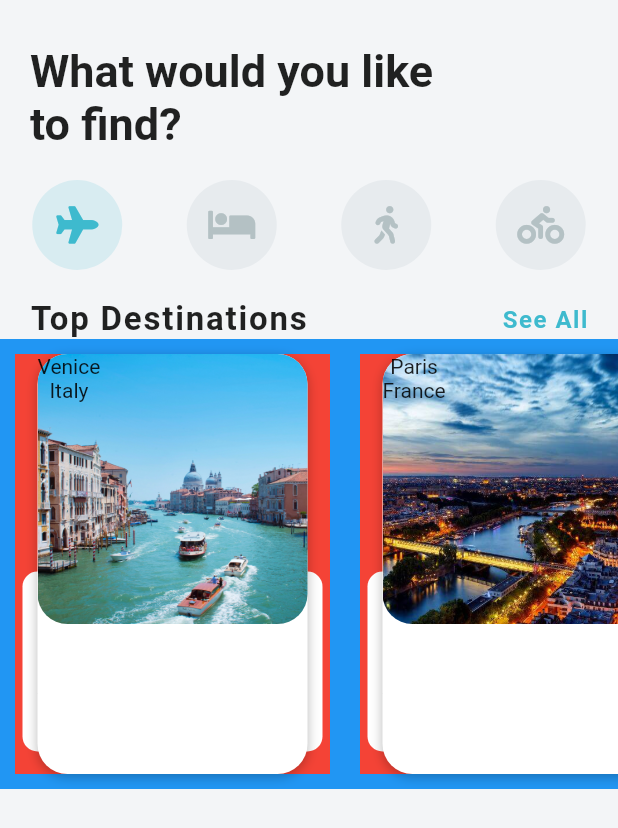
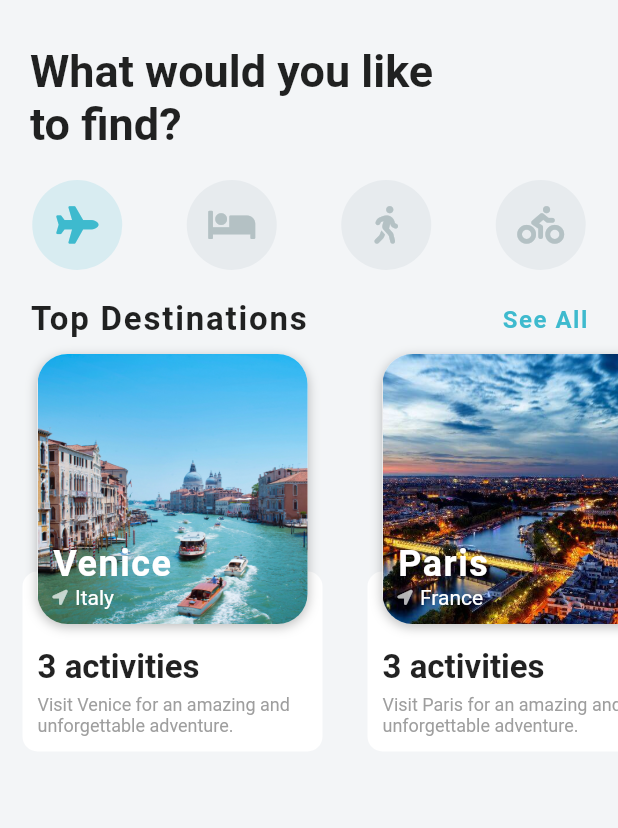
Before and after one commit to gramme01/Travel-UI, a Flutter app: the screen it shows after launch, on a phone screen of 412 x 824 dp. Shown: the top 828 px of the screen. Run offline on Flutter 3.47's test engine with Material 2 defaults, Android fonts, the phone set to English and light mode, and no system bars; our stand-ins replace font_awesome_flutter.

Commit message:
Top destination

```diff
--- a/lib/widgets/destination_carousel.dart
+++ b/lib/widgets/destination_carousel.dart
@@ -1,4 +1,5 @@
 import 'package:flutter/material.dart';
+import 'package:font_awesome_flutter/font_awesome_flutter.dart';
 
 import '../models/destination_model.dart';
 
@@ -37,14 +38,12 @@ class DestinationCarousel extends StatelessWidget {
         ),
         Container(
           height: 300.0,
-          color: Colors.blue,
           child: ListView.builder(
             scrollDirection: Axis.horizontal,
             itemCount: destinations.length,
             itemBuilder: (BuildContext context, int index) {
               Destination destination = destinations[index];
               return Container(
-                  color: Colors.red,
                   margin: EdgeInsets.all(10.0),
                   width: 210.0,
                   child: Stack(
@@ -70,12 +69,17 @@ class DestinationCarousel extends StatelessWidget {
                                   style: TextStyle(
                                     fontSize: 22.0,
                                     fontWeight: FontWeight.w600,
-                                    letterSpacing: 1.2,
                                   ),
+                                ),
+                                SizedBox(
+                                  height: 5.0,
                                 ),
                                 Text(
                                   '${destination.description}',
-                                  style: TextStyle(color: Colors.grey),
+                                  style: TextStyle(
+                                    color: Colors.grey,
+                                    fontSize: 12.0,
+                                  ),
                                 ),
                               ],
                             ),
@@ -105,11 +109,37 @@ class DestinationCarousel extends StatelessWidget {
                                 fit: BoxFit.cover,
                               ),
                             ),
-                            Column(
-                              children: <Widget>[
-                                Text('${destination.city}'),
-                                Text('${destination.country}'),
-                              ],
+                            Positioned(
+                              left: 10.0,
+                              bottom: 10.0,
+                              child: Column(
+                                crossAxisAlignment: CrossAxisAlignment.start,
+                                children: <Widget>[
+                                  Text('${destination.city}',
+                                      style: TextStyle(
+                                        color: Colors.white,
+                                        fontSize: 24.0,
+                                        fontWeight: FontWeight.w600,
+                                        letterSpacing: 1.0,
+                                      )),
+                                  Row(
+                                    children: <Widget>[
+                                      Icon(
+                                        FontAwesomeIcons.locationArrow,
+                                        size: 10.0,
+                                        color: Colors.white70,
+                                      ),
+                                      SizedBox(width: 5.0),
+                                      Text(
+                                        '${destination.country}',
+                                        style: TextStyle(
+                                          color: Colors.white,
+                                        ),
+                                      ),
+                                    ],
+                                  ),
+                                ],
+                              ),
                             )
                           ],
                         ),
```
